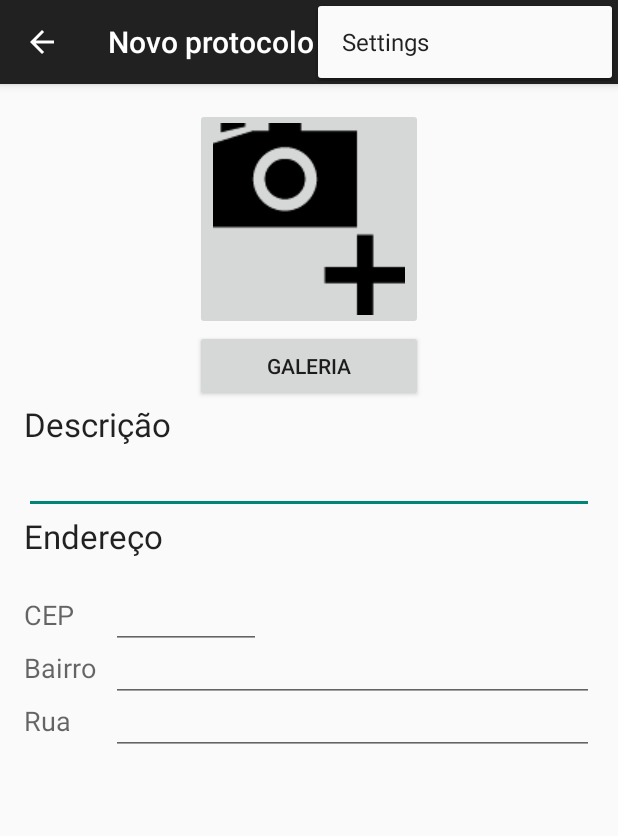
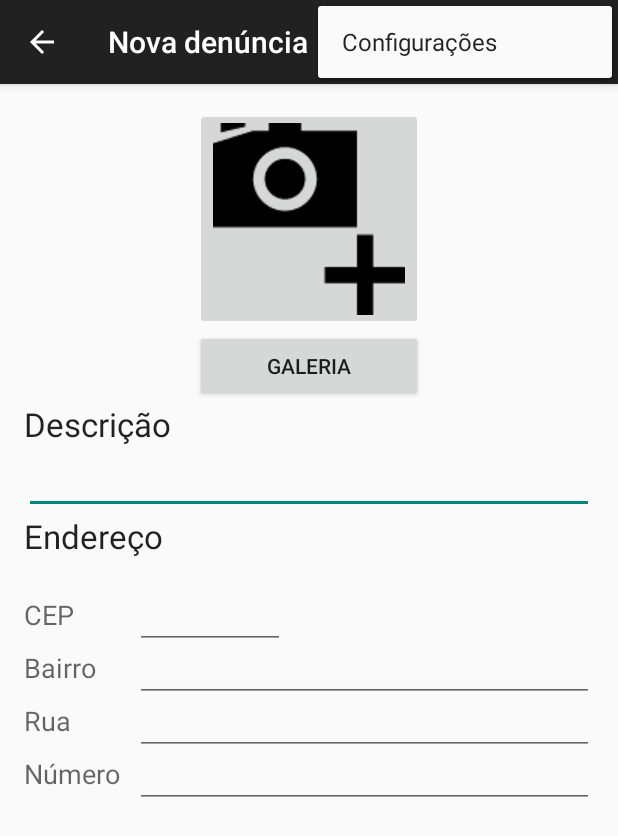
Before and after one commit to CidadeIluminada/TCMCidadeIluminada, an Android app: the ProtocoloActivity screen opened directly, with no data from a screen before it, with the options menu open, on a phone screen of 412 x 824 dp. Shown: the top 836 px of the screen. Run offline under Robolectric (Android 15) with nearby library versions, the phone set to English and light mode, and no system bars.

Commit message:
Adiciona campo de numero no protocolo

```diff
--- a/android/CidadeIluminada/app/src/main/res/layout/activity_protocolo.xml
+++ b/android/CidadeIluminada/app/src/main/res/layout/activity_protocolo.xml
@@ -75,7 +75,7 @@
         android:id="@+id/cepEditText"
         android:layout_alignTop="@+id/cepProtocoloLabel"
         android:layout_alignBaseline="@+id/cepProtocoloLabel"
-        android:layout_alignStart="@+id/bairroEditText"
+        android:layout_alignStart="@+id/numeroEditText"
         android:inputType="number" />
 
     <TextView
@@ -94,9 +94,8 @@
         android:layout_alignTop="@+id/bairroProtocoloLabel"
         android:layout_alignBaseline="@+id/bairroProtocoloLabel"
         android:inputType="text"
-        android:layout_marginStart="10dp"
         android:layout_alignParentEnd="true"
-        android:layout_toEndOf="@+id/bairroProtocoloLabel" />
+        android:layout_alignStart="@+id/numeroEditText" />
 
     <TextView
         android:layout_width="wrap_content"
@@ -115,7 +114,27 @@
         android:layout_alignTop="@+id/ruaProtocoloLabel"
         android:inputType="text"
         android:layout_alignBaseline="@id/ruaProtocoloLabel"
-        android:layout_alignStart="@+id/bairroEditText"
+        android:layout_alignStart="@+id/numeroEditText"
         android:layout_alignParentEnd="true" />
 
+    <TextView
+        android:layout_width="wrap_content"
+        android:layout_height="wrap_content"
+        android:textAppearance="?android:attr/textAppearanceMedium"
+        android:text="@string/protocoloNumeroLabel"
+        android:id="@+id/numeroProtocoloLabel"
+        android:layout_below="@+id/ruaEditText"
+        android:layout_alignParentStart="true" />
+
+    <EditText
+        android:layout_width="wrap_content"
+        android:layout_height="wrap_content"
+        android:id="@+id/numeroEditText"
+        android:layout_alignTop="@+id/numeroProtocoloLabel"
+        android:layout_toEndOf="@id/numeroProtocoloLabel"
+        android:layout_alignBaseline="@+id/numeroProtocoloLabel"
+        android:layout_alignParentEnd="true"
+        android:layout_marginStart="@dimen/protocoloEnderecoFieldsMargin"
+        android:inputType="text" />
+
 </RelativeLayout>
--- a/android/CidadeIluminada/app/src/main/res/values/dimens.xml
+++ b/android/CidadeIluminada/app/src/main/res/values/dimens.xml
@@ -2,4 +2,6 @@
     <!-- Default screen margins, per the Android Design guidelines. -->
     <dimen name="activity_horizontal_margin">16dp</dimen>
     <dimen name="activity_vertical_margin">16dp</dimen>
+    <dimen name="mainMenuButtonMargin">0dp</dimen>
+    <dimen name="protocoloEnderecoFieldsMargin">10dp</dimen>
 </resources>
--- a/android/CidadeIluminada/app/src/main/res/values/strings.xml
+++ b/android/CidadeIluminada/app/src/main/res/values/strings.xml
@@ -1,9 +1,8 @@
 <resources>
-    <string name="app_name">CidadeIluminada</string>
+    <string name="app_name">Cidade Iluminada</string>
 
-    <string name="hello_world">Hello world!</string>
-    <string name="action_settings">Settings</string>
-    <string name="title_activity_protocolo">Novo protocolo</string>
+    <string name="action_settings">Configurações</string>
+    <string name="title_activity_protocolo">Nova denúncia</string>
     <string name="title_activity_configure">ConfigureActivity</string>
     <string name="title_activity_protocolos_lista">ProtocolosListaActivity</string>
     <string name="descricaoProtocoloLabel">Descrição</string>
@@ -12,4 +11,8 @@
     <string name="protocoloCEPLabel">CEP</string>
     <string name="protocoloBairroLabel">Bairro</string>
     <string name="protocoloRuaLabel">Rua</string>
+    <string name="openProtocoloLabel">Fazer denuncia</string>
+    <string name="openProtocolosListLabel">Consultar Protocolos</string>
+    <string name="openSettingsLabel">Configurações</string>
+    <string name="protocoloNumeroLabel">Número</string>
 </resources>
```
